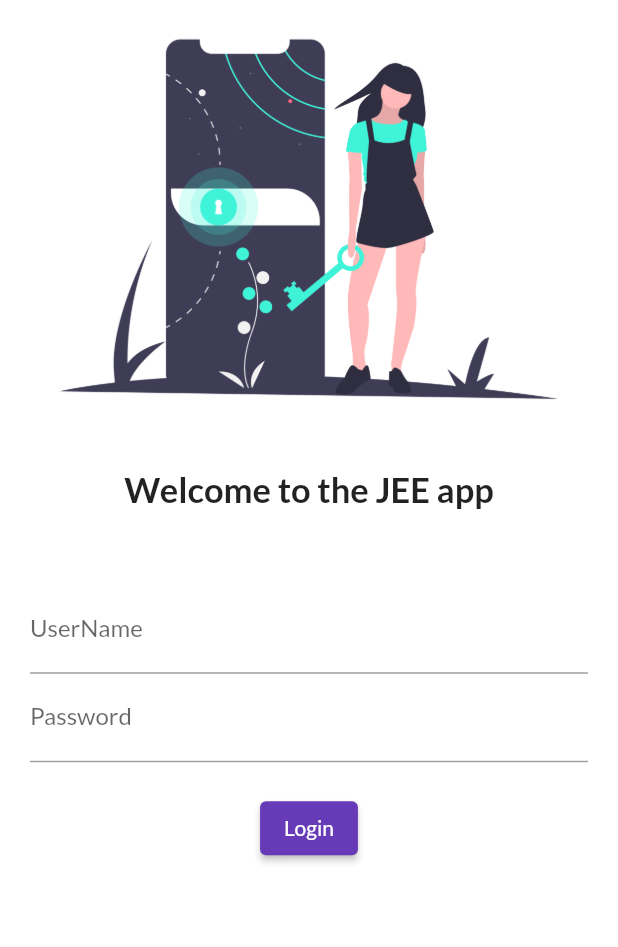
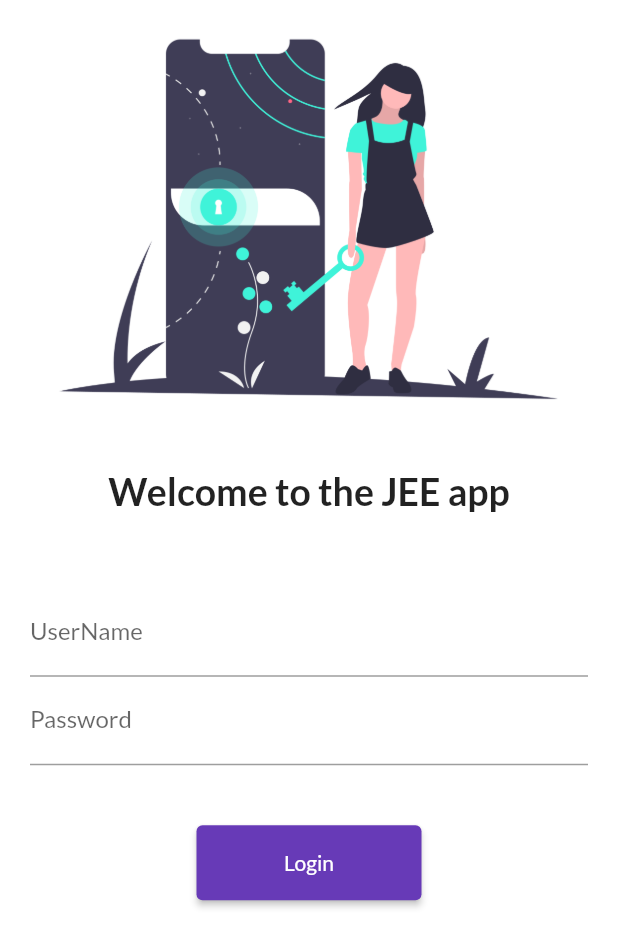
Before and after one commit to Johan-Monster/Catalog-App, a Flutter app: the screen it shows after launch, on a phone screen of 412 x 824 dp. Shown: the top 947 px of the screen. Run offline on Flutter 3.47's test engine with Material 2 defaults, Android fonts, the phone set to English and light mode, and no system bars; our stand-ins replace google_fonts.

Commit message:
day 5 completed

```diff
--- a/lib/login_page.dart
+++ b/lib/login_page.dart
@@ -1,4 +1,5 @@
 import 'package:flutter/material.dart';
+import 'package:intro/util/routes.dart';
 
 class LoginPage extends StatelessWidget {
   // const LoginPage({Key? key}) : super(key: key);
@@ -7,25 +8,28 @@ class LoginPage extends StatelessWidget {
   Widget build(BuildContext context) {
     return Material(
         color: Colors.white,
+        child: SingleChildScrollView(
           child: Column(
             children: [
               Image.asset(
                 "assets/images/girl.png",
                 fit: BoxFit.cover,
+                // height: 500,
               ),
               SizedBox(
                 height: 20,
               ),
               Text("Welcome to the JEE app",
                   style: TextStyle(
-                  fontSize: 23,
+                    fontSize: 25,
                     fontWeight: FontWeight.bold,
                   )),
               SizedBox(
                 height: 20,
               ),
               Padding(
-              padding: const EdgeInsets.symmetric(vertical: 30, horizontal: 20),
+                padding:
+                    const EdgeInsets.symmetric(vertical: 30, horizontal: 20),
                 child: Column(
                   children: [
                     TextFormField(
@@ -42,19 +46,20 @@ class LoginPage extends StatelessWidget {
                       ),
                     ),
                     SizedBox(
-                    height: 20,
+                      height: 40,
                     ),
                     ElevatedButton(
-                    style: TextButton.styleFrom(),
+                      style: TextButton.styleFrom(minimumSize: Size(150, 50)),
                       child: Text("Login"),
                       onPressed: () {
-                      print("i am akshai");
+                        Navigator.pushNamed(context, MyRoutes.HomeRoute);
                       },
                     )
                   ],
                 ),
               )
             ],
+          ),
         ));
   }
 }
--- a/lib/main.dart
+++ b/lib/main.dart
@@ -1,5 +1,6 @@
 import 'package:flutter/material.dart';
 import 'package:google_fonts/google_fonts.dart';
+import 'package:intro/util/routes.dart';
 
 import 'login_page.dart';
 import 'pages/homepage.dart';
@@ -26,8 +27,8 @@ class MyApp extends StatelessWidget {
           brightness: Brightness.dark, primarySwatch: Colors.deepOrange),
       initialRoute: "/Login",
       routes: {
-        "/Login": (context) => LoginPage(),
-        "/Home": (context) => HomePage(),
+        MyRoutes.LoginRoute: (context) => LoginPage(),
+        MyRoutes.HomeRoute: (context) => HomePage(),
       },
     );
   }
--- /dev/null
+++ b/lib/util/routes.dart
@@ -0,0 +1,4 @@
+class MyRoutes {
+  static String LoginRoute = "/Login";
+  static String HomeRoute = "/Home";
+}
```
Lines whose indentation alone changed are shown as unchanged.
